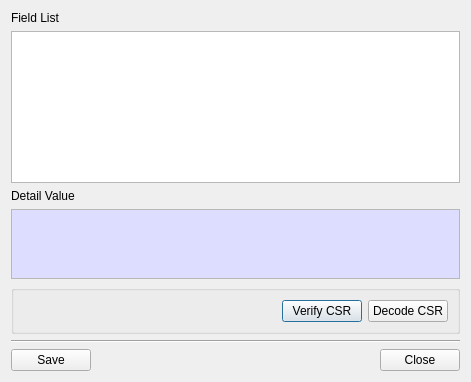
Above: BerEditor/csr_info_dlg.ui from jykim74/BerEditor before the change. Below: the same form after it.
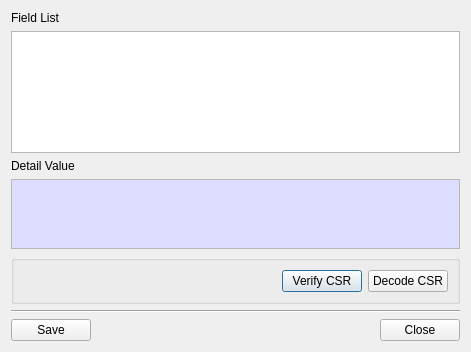
That is the form after the change.

```diff
--- a/BerEditor/csr_info_dlg.ui
+++ b/BerEditor/csr_info_dlg.ui
@@ -7,7 +7,7 @@
     <x>0</x>
     <y>0</y>
     <width>471</width>
-    <height>382</height>
+    <height>352</height>
    </rect>
   </property>
   <property name="windowTitle">
@@ -22,7 +22,14 @@
     </widget>
    </item>
    <item>
-    <widget class="QTableWidget" name="mFieldTable"/>
+    <widget class="QTableWidget" name="mFieldTable">
+     <property name="minimumSize">
+      <size>
+       <width>0</width>
+       <height>120</height>
+      </size>
+     </property>
+    </widget>
    </item>
    <item>
     <widget class="QLabel" name="label_2">
```
